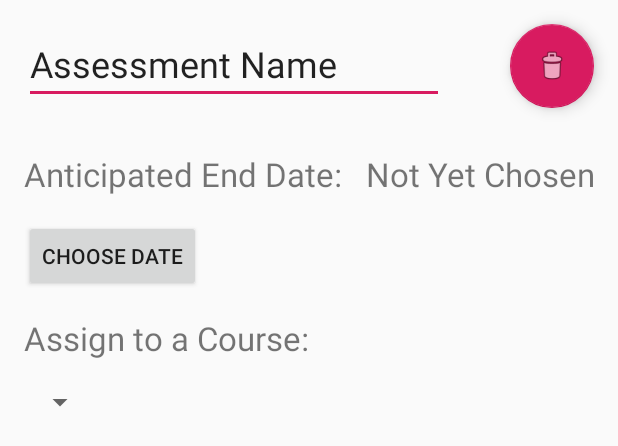
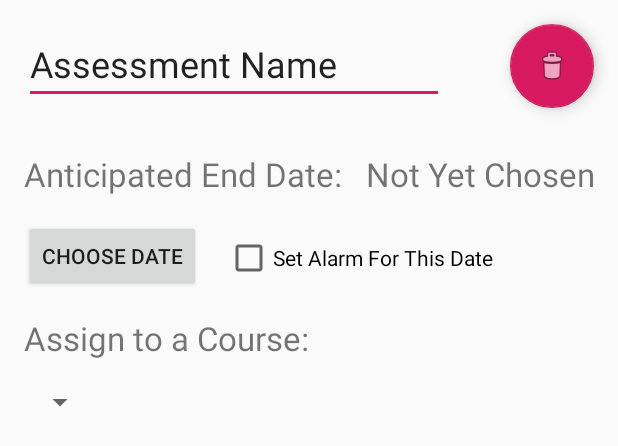
Before and after one commit to justincook951/mobile-app-c196, an Android app: the layout content_assessments_editor.xml on its own in the app's theme, with its tools: preview values and no code run, on a phone screen of 412 x 824 dp. Shown: the top 446 px of the screen. Run offline under Robolectric (Android 15) with nearby library versions, the phone set to English and light mode, and no system bars.

Commit message:
Built notification system and added assessments to it

```diff
--- a/app/src/main/java/com/example/c196project/CoursesEditorActivity.java
+++ b/app/src/main/java/com/example/c196project/CoursesEditorActivity.java
@@ -169,7 +169,6 @@ public class CoursesEditorActivity extends AppCompatActivity
     private void setDate(Date date, String dateLocation)
     {
         if (dateLocation == "start") {
-            Log.i("DateSet", "Ran for dateLocation start");
             this.startDate = date;
         }
         else if (dateLocation == "end"){
--- a/app/src/main/java/com/example/c196project/TermsEditorActivity.java
+++ b/app/src/main/java/com/example/c196project/TermsEditorActivity.java
@@ -169,7 +169,6 @@ public class TermsEditorActivity extends AppCompatActivity
     private void setDate(Date date, String dateLocation)
     {
         if (dateLocation.equals("start")) {
-            Log.i("DateSet", "Ran for dateLocation start");
             this.startDate = date;
         }
         else if (dateLocation.equals("end")) {
--- a/app/src/main/java/com/example/c196project/database/assessment/AssessmentEntity.java
+++ b/app/src/main/java/com/example/c196project/database/assessment/AssessmentEntity.java
@@ -83,6 +83,7 @@ public class AssessmentEntity
                 "id=" + id +
                 ", title='" + title + '\'' +
                 ", endDate=" + endDate +
+                ", courseId=" + courseId +
                 '}';
     }
 }
--- a/app/src/main/java/com/example/c196project/utilities/Const.java
+++ b/app/src/main/java/com/example/c196project/utilities/Const.java
@@ -9,5 +9,6 @@ public class Const
     public static final String MENTOR_ID = "MENTOR_ID_TO_EDIT";
     public static final String COURSENOTE_ID = "COURSENOTE_ID_TO_EDIT";
     public static final String COURSE_LIST_KEY = "COURSELIST_KEY";
+    public static final String ALARM_EXTRA = "ALARM_EXTRA_DATA";
 
 }
--- a/app/src/main/res/layout/content_assessments_editor.xml
+++ b/app/src/main/res/layout/content_assessments_editor.xml
@@ -87,4 +87,14 @@
         app:layout_constraintStart_toStartOf="parent"
         app:layout_constraintTop_toBottomOf="@+id/end_date_button" />
 
+    <CheckBox
+        android:id="@+id/set_alarm"
+        android:layout_width="wrap_content"
+        android:layout_height="wrap_content"
+        android:layout_marginStart="16dp"
+        android:layout_marginTop="25dp"
+        android:text="Set Alarm For This Date"
+        app:layout_constraintStart_toEndOf="@+id/end_date_button"
+        app:layout_constraintTop_toBottomOf="@+id/endDateText" />
+
 </androidx.constraintlayout.widget.ConstraintLayout>
```
Also changed, not shown: app/src/main/AndroidManifest.xml (+7 -0 lines), app/src/main/java/com/example/c196project/AssessmentsEditorActivity.java (+17 -10 lines), app/src/main/java/com/example/c196project/MainActivity.java (+10 -2 lines), app/src/main/java/com/example/c196project/utilities/WGUNotificationMgr.java (+27 -3 lines), app/src/main/java/com/example/c196project/utilities/WGUReceiver.java (added, +28 -0 lines), app/src/main/java/com/example/c196project/viewmodel/assessment/AssessmentEditorViewModel.java (+12 -1 lines).
